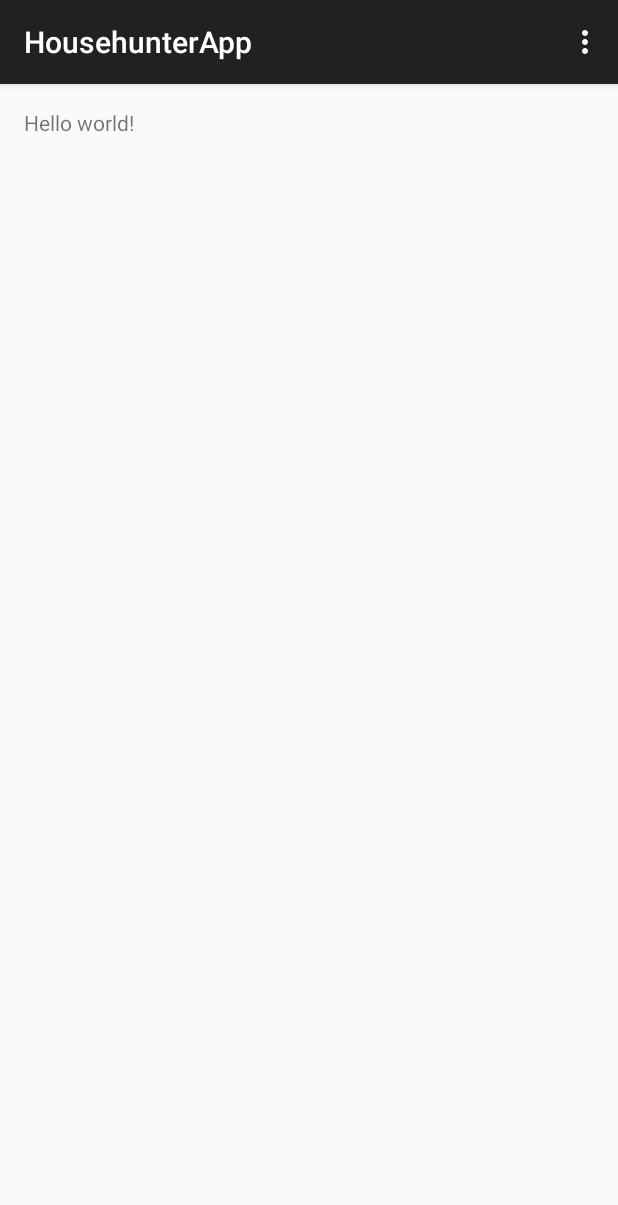
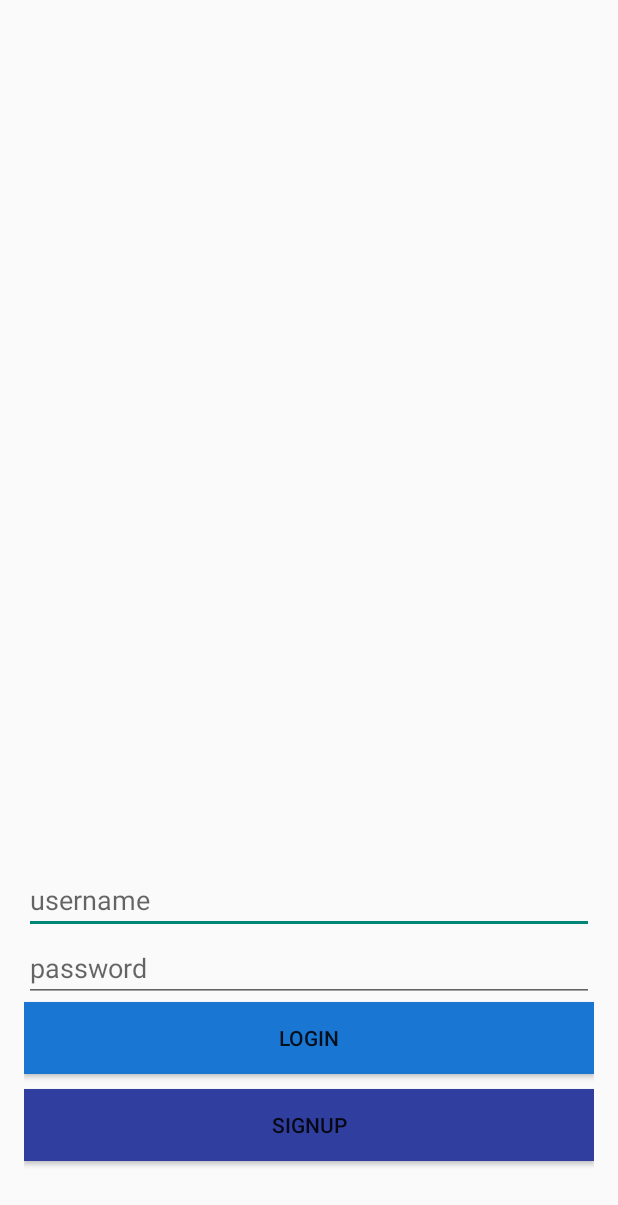
Before and after one commit to TeamFriday/android, an Android app: the screen it shows after launch (MainActivity before the commit, LoginActivity after it), on a phone screen of 412 x 824 dp. Shown: the top 1205 px of the screen. Run offline under Robolectric (Android 15) with nearby library versions, the phone set to English and light mode, and no system bars.

Commit message:
progress on login

```diff
--- a/app/src/main/AndroidManifest.xml
+++ b/app/src/main/AndroidManifest.xml
@@ -13,14 +13,19 @@
         </activity>
         <activity
             android:name=".SplashActivity"
-            android:theme="@style/Theme.AppCompat.Light.NoActionBar"
-            android:label="@string/title_activity_spalsh" >
+            android:label="@string/title_activity_spalsh"
+            android:theme="@style/Theme.AppCompat.Light.NoActionBar" >
             <intent-filter>
                 <action android:name="android.intent.action.MAIN" />
 
                 <category android:name="android.intent.category.LAUNCHER" />
             </intent-filter>
         </activity>
+        <activity
+            android:name=".LoginActivity"
+            android:theme="@style/Theme.AppCompat.Light.NoActionBar"
+            android:label="@string/title_activity_login" >
+        </activity>
     </application>
 
 </manifest>
--- /dev/null
+++ b/app/src/main/java/com/example/festus/househunterapp/LoginActivity.java
@@ -0,0 +1,38 @@
+package com.example.festus.househunterapp;
+
+import android.support.v7.app.ActionBarActivity;
+import android.os.Bundle;
+import android.view.Menu;
+import android.view.MenuItem;
+
+
+public class LoginActivity extends ActionBarActivity {
+
+    @Override
+    protected void onCreate(Bundle savedInstanceState) {
+        super.onCreate(savedInstanceState);
+        setContentView(R.layout.activity_login);
+    }
+
+    @Override
+    public boolean onCreateOptionsMenu(Menu menu) {
+        // Inflate the menu; this adds items to the action bar if it is present.
+        getMenuInflater().inflate(R.menu.menu_login, menu);
+        return true;
+    }
+
+    @Override
+    public boolean onOptionsItemSelected(MenuItem item) {
+        // Handle action bar item clicks here. The action bar will
+        // automatically handle clicks on the Home/Up button, so long
+        // as you specify a parent activity in AndroidManifest.xml.
+        int id = item.getItemId();
+
+        //noinspection SimplifiableIfStatement
+        if (id == R.id.action_settings) {
+            return true;
+        }
+
+        return super.onOptionsItemSelected(item);
+    }
+}
--- a/app/src/main/java/com/example/festus/househunterapp/SplashActivity.java
+++ b/app/src/main/java/com/example/festus/househunterapp/SplashActivity.java
@@ -12,7 +12,7 @@
 public class SplashActivity extends ActionBarActivity {
 
     //splash screen time
-    private static int SPLASH_DURATION = 5000;
+    private static int SPLASH_DURATION = 3000;
 
     @Override
     protected void onCreate(Bundle savedInstanceState) {
@@ -32,7 +32,7 @@
             public void run() {
                 // This method will be executed once the timer is over
                 // Start your app main activity
-                Intent i = new Intent(SplashActivity.this, MainActivity.class);
+                Intent i = new Intent(SplashActivity.this, LoginActivity.class);
                 startActivity(i);
 
                 // close this activity
--- /dev/null
+++ b/app/src/main/res/layout/activity_login.xml
@@ -0,0 +1,37 @@
+<?xml version="1.0" encoding="utf-8"?>
+<LinearLayout xmlns:android="http://schemas.android.com/apk/res/android"
+    android:layout_width="match_parent"
+    android:layout_height="match_parent"
+    android:paddingLeft="16dp"
+    android:paddingRight="16dp"
+    android:gravity="bottom"
+    android:orientation="vertical" >
+    <EditText
+        android:gravity="bottom"
+        android:layout_width="match_parent"
+        android:layout_height="wrap_content"
+        android:id="@+id/name"
+        android:hint="username" />
+    <EditText
+        android:layout_width="match_parent"
+        android:layout_height="wrap_content"
+        android:inputType="textPassword"
+        android:id="@+id/password"
+        android:hint="password" />
+
+    <Button
+        android:layout_width="fill_parent"
+        android:text="Login"
+        android:layout_gravity="center"
+        android:background="#1976D2"
+        android:layout_height="wrap_content" />
+
+    <Button
+        android:layout_marginTop="10dp"
+        android:layout_width="fill_parent"
+        android:layout_height="wrap_content"
+        android:layout_gravity="center"
+        android:layout_marginBottom="50dp"
+        android:background="#303F9F"
+        android:text="Signup" />
+</LinearLayout>
--- /dev/null
+++ b/app/src/main/res/menu/menu_login.xml
@@ -0,0 +1,7 @@
+<menu xmlns:android="http://schemas.android.com/apk/res/android"
+    xmlns:app="http://schemas.android.com/apk/res-auto"
+    xmlns:tools="http://schemas.android.com/tools"
+    tools:context="com.example.festus.househunterapp.LoginActivity">
+    <item android:id="@+id/action_settings" android:title="@string/action_settings"
+        android:orderInCategory="100" app:showAsAction="never" />
+</menu>
--- a/app/src/main/res/values/strings.xml
+++ b/app/src/main/res/values/strings.xml
@@ -7,4 +7,5 @@
 
 <!-- TODO: Remove or change this placeholder text -->
     <string name="hello_blank_fragment">Hello blank fragment</string>
+    <string name="title_activity_login">LoginActivity</string>
 </resources>
```
